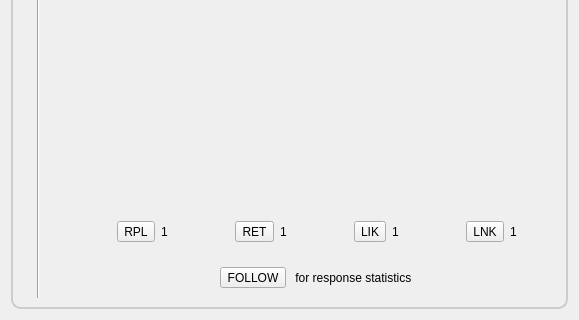
The window that retroshare-gui/src/gui/TheWire/PulseReply.ui (RetroShare/RetroShare) describes before a commit, drawn with Qt 5; both pictures show x 0 to 579 and y 158 to 478 of the 579 by 478 pixel window.
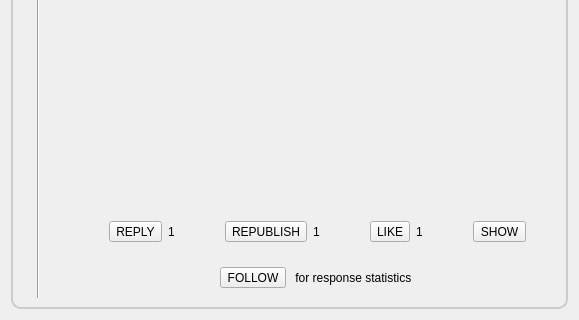
The same window after the commit. Custom widgets are drawn as their Qt base class.

Commit message: fixup button labels are prefix headers

```diff
--- a/retroshare-gui/src/gui/TheWire/PulseReply.ui
+++ b/retroshare-gui/src/gui/TheWire/PulseReply.ui
@@ -152,7 +152,7 @@
            <item>
             <widget class="QToolButton" name="toolButton_reply">
              <property name="text">
-              <string>RPL</string>
+              <string>REPLY</string>
              </property>
             </widget>
            </item>
@@ -196,7 +196,7 @@
            <item>
             <widget class="QToolButton" name="toolButton_republish">
              <property name="text">
-              <string>RET</string>
+              <string>REPUBLISH</string>
              </property>
             </widget>
            </item>
@@ -240,7 +240,7 @@
            <item>
             <widget class="QToolButton" name="toolButton_like">
              <property name="text">
-              <string>LIK</string>
+              <string>LIKE</string>
              </property>
             </widget>
            </item>
@@ -284,32 +284,7 @@
            <item>
             <widget class="QToolButton" name="toolButton_view">
              <property name="text">
-              <string>LNK</string>
-             </property>
-            </widget>
-           </item>
-           <item>
-            <widget class="QLabel" name="label_links">
-             <property name="sizePolicy">
-              <sizepolicy hsizetype="Preferred" vsizetype="Preferred">
-               <horstretch>0</horstretch>
-               <verstretch>0</verstretch>
-              </sizepolicy>
-             </property>
-             <property name="minimumSize">
-              <size>
-               <width>0</width>
-               <height>0</height>
-              </size>
-             </property>
-             <property name="maximumSize">
-              <size>
-               <width>16777215</width>
-               <height>16777215</height>
-              </size>
-             </property>
-             <property name="text">
-              <string>1</string>
+              <string>SHOW</string>
              </property>
             </widget>
            </item>
```
The commit also changes 3 other files.
